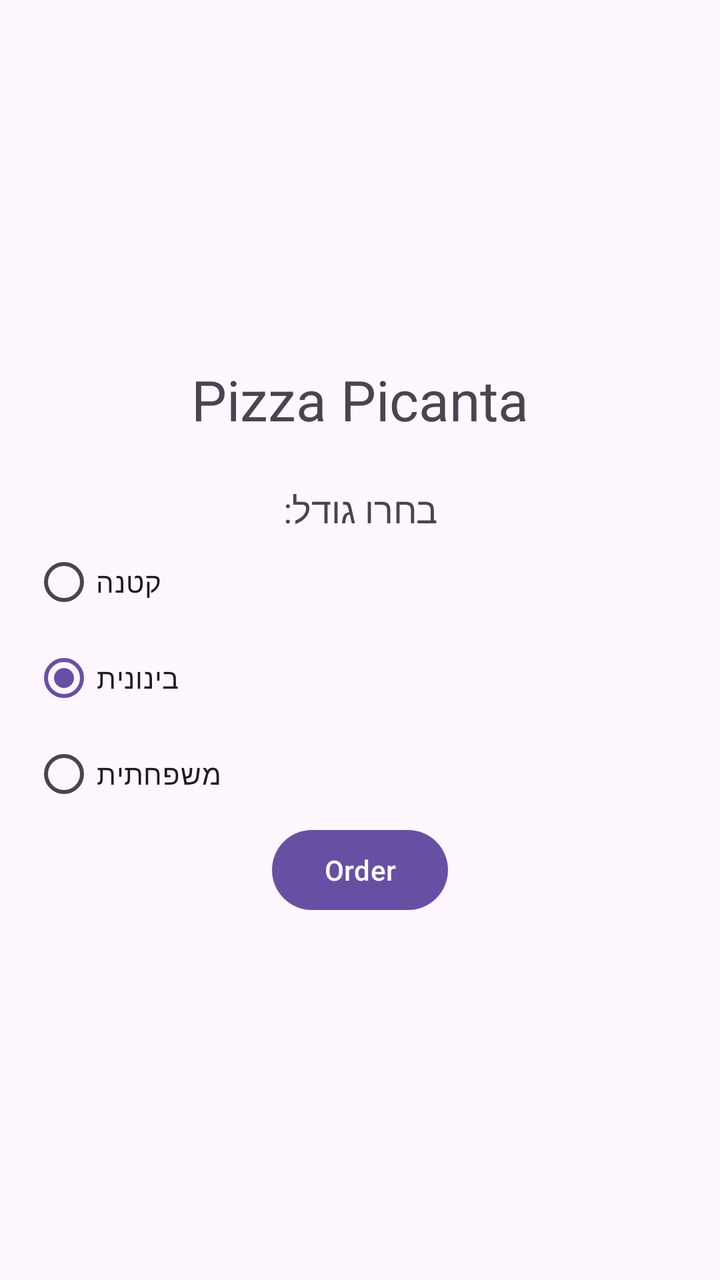
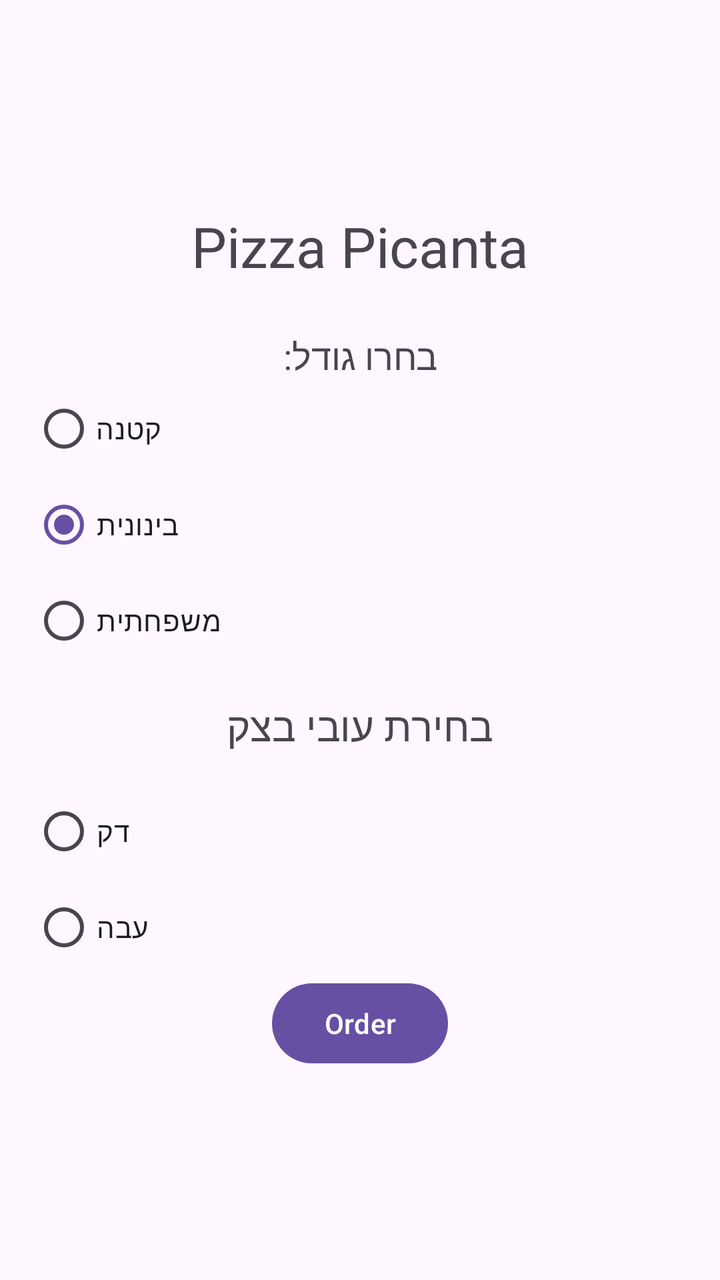

Two renders of the same Android screen: before a commit and after it. Below are the layout's source before the change and the commit's diff.
<!-- AndroidManifest.xml: application theme Theme.PizzaOrder -->
<!-- res/layout/activity_main.xml -->
<?xml version="1.0" encoding="utf-8"?>
<LinearLayout xmlns:android="http://schemas.android.com/apk/res/android"
    android:id="@+id/main"
    android:layout_width="match_parent"
    android:layout_height="match_parent"
    android:orientation="vertical"
    android:gravity="center"
    android:padding="16dp">

<TextView
    android:id="@+id/tvTitle"
    android:layout_width="match_parent"
    android:layout_height="wrap_content"
    android:gravity="center"
    android:textSize="28sp"
    android:text="Pizza Picanta"/>

    <TextView
        android:id="@+id/tvSizeLabel"
        android:layout_width="wrap_content"
        android:layout_height="wrap_content"
        android:layout_marginTop="24dp"
        android:text="בחרו גודל:"
        android:textSize="18sp" />

    <RadioGroup
        android:id="@+id/rgSize"
        android:layout_width="match_parent"
        android:layout_height="wrap_content"
        android:orientation="vertical">

        <RadioButton
            android:id="@+id/rbSmall"
            android:layout_width="wrap_content"
            android:layout_height="wrap_content"
            android:text="קטנה"/>

        <RadioButton
            android:id="@+id/rbMedium"
            android:layout_width="wrap_content"
            android:layout_height="wrap_content"
            android:text="בינונית"
            android:checked="true"/>

        <RadioButton
            android:id="@+id/rbLarge"
            android:layout_width="wrap_content"
            android:layout_height="wrap_content"
            android:text="משפחתית" />

    </RadioGroup>

<Button
    android:layout_width="wrap_content"
    android:layout_height="wrap_content"
    android:id="@+id/btnOrder"
    android:text="Order"/>



</LinearLayout>
<!-- resources referenced by this layout -->
<resources>
  <style name="Theme.PizzaOrder" parent="Base.Theme.PizzaOrder" />
  <style name="Base.Theme.PizzaOrder" parent="Theme.Material3.DayNight.NoActionBar">
          
          
      </style>
</resources>

<!-- the commit's change to res/layout/activity_main.xml (unified diff, before → after) -->
@@ -50,6 +50,34 @@
 
     </RadioGroup>
 
+    <TextView
+        android:layout_width="wrap_content"
+        android:layout_height="wrap_content"
+        android:text="בחירת עובי בצק"
+        android:textSize="20sp"
+        android:padding="15dp"
+        />
+
+    <RadioGroup
+        android:id="@+id/rgCrust"
+        android:layout_width="match_parent"
+        android:layout_height="wrap_content"
+        android:orientation="vertical">
+
+        <RadioButton
+            android:id="@+id/rbThin"
+            android:layout_width="wrap_content"
+            android:layout_height="wrap_content"
+            android:text="דק"/>
+
+        <RadioButton
+            android:id="@+id/rbThick"
+            android:layout_width="wrap_content"
+            android:layout_height="wrap_content"
+            android:text="עבה"/>
+
+    </RadioGroup>
+
 <Button
     android:layout_width="wrap_content"
     android:layout_height="wrap_content"
